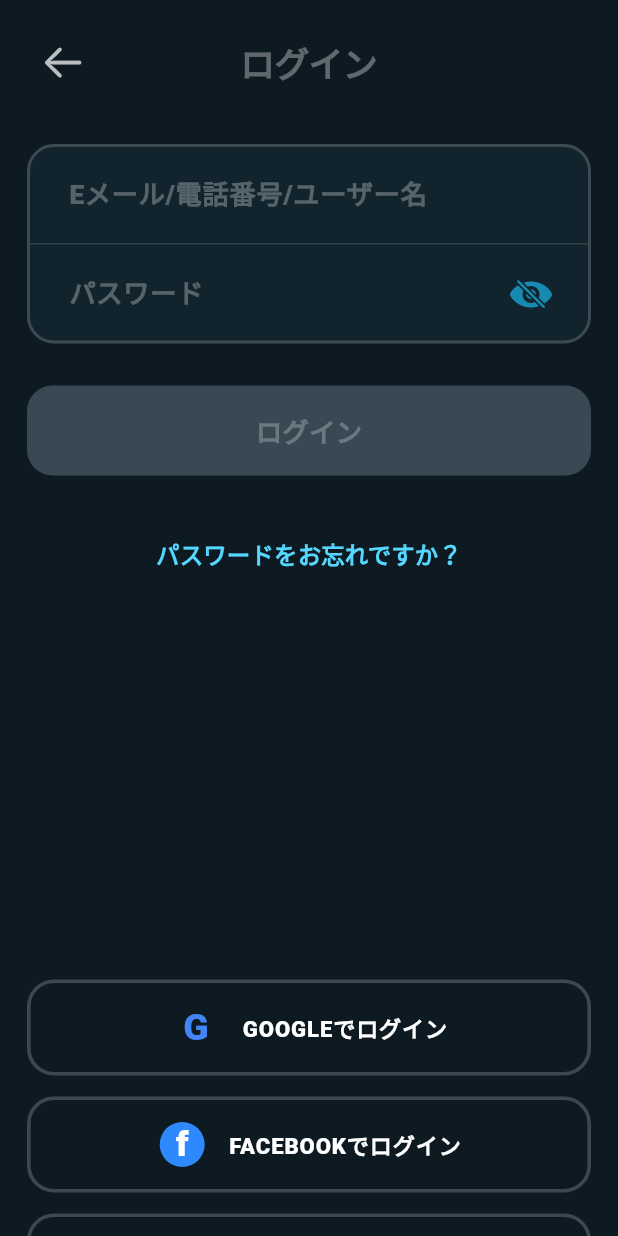
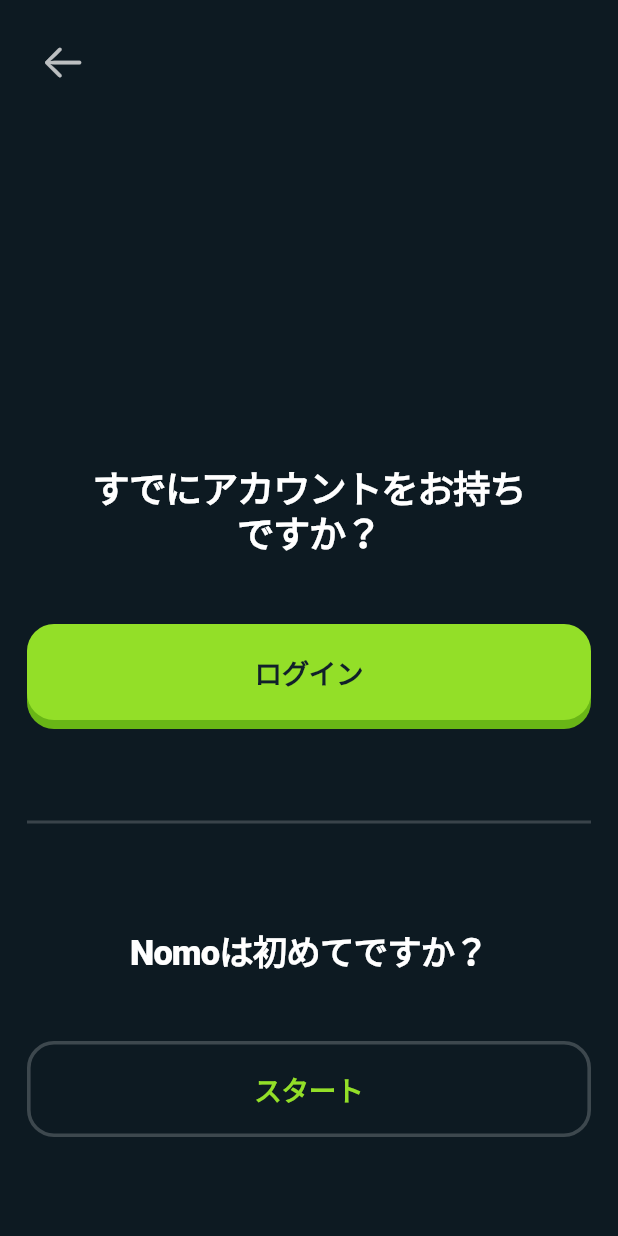
Before and after one commit to Suuu-sh/Ohey_Mobile, a Flutter app: the screen it shows after launch, after a tap on "スキップ", on a phone screen of 412 x 824 dp. Run offline on Flutter 3.47's test engine with Material 3 defaults, Android fonts, the phone set to English and light mode, and no system bars; our stand-ins replace flutter_riverpod, image_picker, qr_flutter, shared_preferences, supabase_flutter; missing offline and left inert: mobile_scanner; accounts and stored records are empty; Roboto replaces fonts that are missing (MPLUSRounded1c).

Commit message:
Show account choice after intro demo

```diff
--- a/lib/features/onboarding/presentation/create_user_dialog.dart
+++ b/lib/features/onboarding/presentation/create_user_dialog.dart
@@ -14,7 +14,7 @@
 import '../../../core/widgets/nomo_pop_icon.dart';
 import '../../profile/presentation/avatar_builder_screen.dart';
 
-enum _OnboardingStep { intro, auth, profile }
+enum _OnboardingStep { intro, accountChoice, auth, profile }
 
 class CreateUserDialog extends ConsumerStatefulWidget {
   const CreateUserDialog({super.key, this.startAtLogin = false});
@@ -207,6 +207,7 @@
                 _OnboardingStep.intro => _FullScreenStep(
                   child: _IntroCard(child: _buildIntro(context)),
                 ),
+                _OnboardingStep.accountChoice => _buildAccountChoice(context),
                 _OnboardingStep.auth => _buildAuth(context),
                 _OnboardingStep.profile => _FullScreenStep(
                   child: _AuthSurfaceCard(child: _buildProfile(context)),
@@ -248,7 +249,7 @@
                     );
                     return;
                   }
-                  setState(() => _step = _OnboardingStep.auth);
+                  setState(() => _step = _OnboardingStep.accountChoice);
                 },
                 child: Container(
                   width: 58,
@@ -280,11 +281,74 @@
           ),
           const SizedBox(height: 4),
           TextButton(
-            onPressed: () => setState(() => _step = _OnboardingStep.auth),
-            child: Text(_demoPage == slides.length - 1 ? 'ログインへ進む' : 'スキップ'),
+            onPressed: () =>
+                setState(() => _step = _OnboardingStep.accountChoice),
+            child: Text(_demoPage == slides.length - 1 ? 'はじめる' : 'スキップ'),
           ),
         ],
       ),
+    );
+  }
+
+  Widget _buildAccountChoice(BuildContext context) {
+    return LayoutBuilder(
+      builder: (context, constraints) {
+        final compact = constraints.maxHeight < 700;
+        return SingleChildScrollView(
+          padding: const EdgeInsets.fromLTRB(18, 18, 18, 24),
+          child: ConstrainedBox(
+            constraints: BoxConstraints(minHeight: constraints.maxHeight - 42),
+            child: Column(
+              children: [
+                _AccountChoiceHeader(
+                  onBack: _isBusy
+                      ? null
+                      : () => setState(() => _step = _OnboardingStep.intro),
+                ),
+                SizedBox(height: compact ? 170 : 244),
+                const Text(
+                  'すでにアカウントをお持ち\nですか？',
+                  textAlign: TextAlign.center,
+                  style: TextStyle(
+                    color: Colors.white,
+                    fontSize: 27,
+                    fontWeight: FontWeight.w900,
+                    height: 1.2,
+                    letterSpacing: -.8,
+                  ),
+                ),
+                const SizedBox(height: 46),
+                _AccountChoicePrimaryButton(
+                  label: 'ログイン',
+                  onTap: _showLoginForm,
+                ),
+                const SizedBox(height: 68),
+                Divider(
+                  height: 1,
+                  thickness: 2,
+                  color: Colors.white.withValues(alpha: .18),
+                ),
+                const SizedBox(height: 68),
+                const Text(
+                  'Nomoは初めてですか？',
+                  textAlign: TextAlign.center,
+                  style: TextStyle(
+                    color: Colors.white,
+                    fontSize: 25,
+                    fontWeight: FontWeight.w900,
+                    letterSpacing: -.6,
+                  ),
+                ),
+                const SizedBox(height: 42),
+                _AccountChoiceOutlineButton(
+                  label: 'スタート',
+                  onTap: _showRegistrationForm,
+                ),
+              ],
+            ),
+          ),
+        );
+      },
     );
   }
 
@@ -314,18 +378,7 @@
                   ? '飲みログと飲み友リストの続きを開きましょう。'
                   : '飲みログを保存するためにアカウントが必要です。',
               showBackButton: !widget.startAtLogin || _lastAccount != null,
-              onBack: _isBusy
-                  ? null
-                  : () => setState(() {
-                      if (widget.startAtLogin && _lastAccount != null) {
-                        _showAuthForm = false;
-                        _isLogin = true;
-                        _error = null;
-                        _notice = null;
-                        return;
-                      }
-                      _step = _OnboardingStep.intro;
-                    }),
+              onBack: _isBusy ? null : _handleAuthBack,
             ),
             const SizedBox(height: 16),
             _AuthHeroCard(isLogin: _isLogin),
@@ -508,7 +561,30 @@
         _notice = null;
         return;
       }
-      _step = _OnboardingStep.intro;
+      _step = _OnboardingStep.accountChoice;
+      _isLogin = true;
+      _error = null;
+      _notice = null;
+    });
+  }
+
+  void _showLoginForm() {
+    setState(() {
+      _step = _OnboardingStep.auth;
+      _isLogin = true;
+      _showAuthForm = true;
+      _error = null;
+      _notice = null;
+    });
+  }
+
+  void _showRegistrationForm() {
+    setState(() {
+      _step = _OnboardingStep.auth;
+      _isLogin = false;
+      _showAuthForm = true;
+      _error = null;
+      _notice = null;
     });
   }
 
@@ -1502,6 +1578,99 @@
           ),
         ),
       ],
+    ),
+  );
+}
+
+class _AccountChoiceHeader extends StatelessWidget {
+  const _AccountChoiceHeader({required this.onBack});
+
+  final VoidCallback? onBack;
+
+  @override
+  Widget build(BuildContext context) => SizedBox(
+    height: 48,
+    child: Align(
+      alignment: Alignment.centerLeft,
+      child: IconButton(
+        onPressed: onBack,
+        icon: Icon(
+          CupertinoIcons.arrow_left,
+          color: Colors.white.withValues(alpha: .72),
+          size: 31,
+        ),
+      ),
+    ),
+  );
+}
+
+class _AccountChoicePrimaryButton extends StatelessWidget {
+  const _AccountChoicePrimaryButton({required this.label, required this.onTap});
+
+  final String label;
+  final VoidCallback onTap;
+
+  @override
+  Widget build(BuildContext context) => GestureDetector(
+    onTap: onTap,
+    child: Container(
+      width: double.infinity,
+      height: 64,
+      alignment: Alignment.center,
+      decoration: BoxDecoration(
+        color: const Color(0xFF93DF28),
+        borderRadius: BorderRadius.circular(18),
+        boxShadow: const [
+          BoxShadow(
+            color: Color(0xFF69B616),
+            blurRadius: 0,
+            offset: Offset(0, 6),
+          ),
+        ],
+      ),
+      child: Text(
+        label,
+        style: const TextStyle(
+          color: Color(0xFF11202A),
+          fontSize: 20,
+          fontWeight: FontWeight.w900,
+          letterSpacing: -.3,
+        ),
+      ),
+    ),
+  );
+}
+
+class _AccountChoiceOutlineButton extends StatelessWidget {
+  const _AccountChoiceOutlineButton({required this.label, required this.onTap});
+
+  final String label;
+  final VoidCallback onTap;
+
+  @override
+  Widget build(BuildContext context) => GestureDetector(
+    onTap: onTap,
+    child: Container(
+      width: double.infinity,
+      height: 64,
+      alignment: Alignment.center,
+      decoration: BoxDecoration(
+        color: Colors.transparent,
+        borderRadius: BorderRadius.circular(18),
+        border: Border.all(
+          color: Colors.white.withValues(alpha: .20),
+          width: 2.4,
+        ),
+      ),
+      child: Text(
+        label,
+        style: const TextStyle(
+          color: Color(0xFF93DF28),
+          fontSize: 20,
+          fontWeight: FontWeight.w900,
+          letterSpacing: -.2,
+        ),
+      ),
     ),
   );
 }
```
Also changed, not shown: 1 other file.
